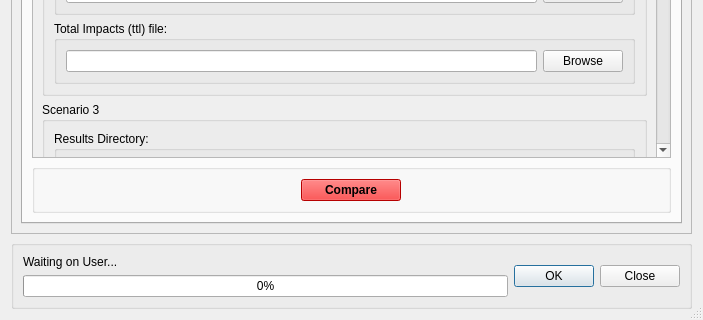
Old version of the form canflood/results/results.ui in the repository NRCan/CanFlood; both pictures show x 0 to 703 and y 480 to 800 of the 703 by 800 pixel window.
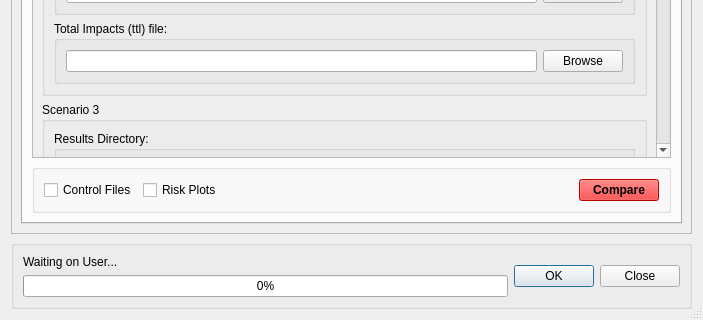
New version of the form. The open tabs and pages were chosen to show the change. Icons and pictures are not drawn. Custom widgets are drawn as their Qt base class.

What changed in the file:
```diff
--- a/canflood/results/results.ui
+++ b/canflood/results/results.ui
@@ -1777,8 +1777,63 @@
              <property name="title">
               <string/>
              </property>
-             <layout class="QGridLayout" name="gridLayout_8">
-              <item row="0" column="0">
+             <layout class="QHBoxLayout" name="horizontalLayout_7">
+              <item>
+               <layout class="QHBoxLayout" name="horizontalLayout_6">
+                <item>
+                 <widget class="QCheckBox" name="checkBox_2">
+                  <property name="sizePolicy">
+                   <sizepolicy hsizetype="Fixed" vsizetype="Minimum">
+                    <horstretch>0</horstretch>
+                    <verstretch>0</verstretch>
+                   </sizepolicy>
+                  </property>
+                  <property name="minimumSize">
+                   <size>
+                    <width>10</width>
+                    <height>0</height>
+                   </size>
+                  </property>
+                  <property name="baseSize">
+                   <size>
+                    <width>30</width>
+                    <height>0</height>
+                   </size>
+                  </property>
+                  <property name="text">
+                   <string>Control Files</string>
+                  </property>
+                 </widget>
+                </item>
+                <item>
+                 <widget class="QCheckBox" name="checkBox">
+                  <property name="sizePolicy">
+                   <sizepolicy hsizetype="Fixed" vsizetype="Fixed">
+                    <horstretch>0</horstretch>
+                    <verstretch>0</verstretch>
+                   </sizepolicy>
+                  </property>
+                  <property name="text">
+                   <string>Risk Plots</string>
+                  </property>
+                 </widget>
+                </item>
+               </layout>
+              </item>
+              <item>
+               <spacer name="horizontalSpacer_3">
+                <property name="orientation">
+                 <enum>Qt::Horizontal</enum>
+                </property>
+                <property name="sizeHint" stdset="0">
+                 <size>
+                  <width>40</width>
+                  <height>20</height>
+                 </size>
+                </property>
+               </spacer>
+              </item>
+              <item>
                <widget class="QPushButton" name="pushButton_C_compare">
                 <property name="maximumSize">
                  <size>
```
